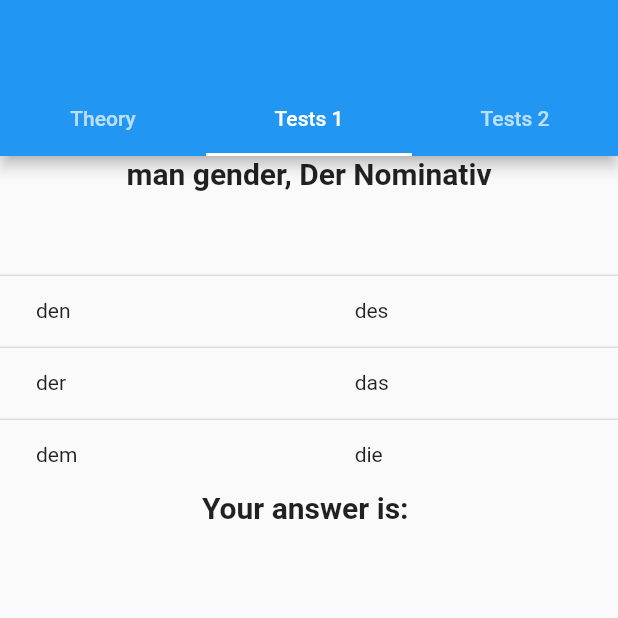
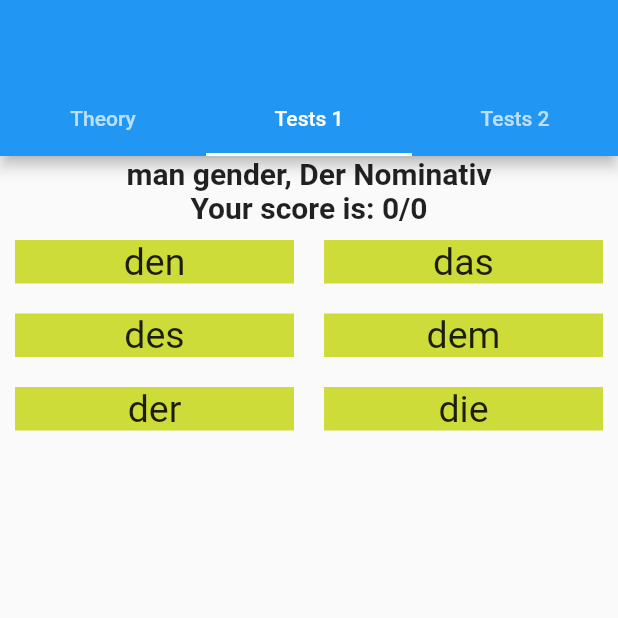
Before and after one commit to dalmans/German_words, a Flutter app: the screen it shows after launch, tab 2 chosen, on a phone screen of 412 x 824 dp, the top half of it. Run offline on Flutter 3.47's test engine with Material 2 defaults, Android fonts, the phone set to English and light mode, and no system bars.

Commit message:
changed a table for rows with containers;  put into a separate method the logic that occurs when you click on the container with the response; add counter of answers

```diff
--- a/German_words/german_cases/lib/Tests.dart
+++ b/German_words/german_cases/lib/Tests.dart
@@ -1,9 +1,15 @@
+import 'dart:io';
+
 import 'package:flutter/cupertino.dart';
 import 'package:flutter/material.dart';
 import 'package:german_cases/data.dart';
 import 'package:german_cases/random_case_maker.dart';
 import 'package:german_cases/random_gender_maker.dart';
 import 'package:german_cases/variables.dart';
+
+import 'create_list_of_answers.dart';
+
+
 
 class Tests extends StatefulWidget {
   @override
@@ -12,6 +18,9 @@ class Tests extends StatefulWidget {
 
 class _TestsState extends State<Tests> {
   String usersAnswer = "";
+  String serialNumber = "";
+  var color = Colors.lime;
+  bool flag = false;
 
   @override
   Widget build(BuildContext context) {
@@ -21,136 +30,135 @@ class _TestsState extends State<Tests> {
         '$textGender, $textCase',
         style: TextStyle(fontSize: 20, fontWeight: FontWeight.bold),
       )),
+      Center(
+          child: Text(
+        'Your score is: $counter/$numberOfAttempts',
+        style: TextStyle(fontSize: 20, fontWeight: FontWeight.bold),
+      )),
+
+      Row(
+        mainAxisAlignment: MainAxisAlignment.spaceEvenly,
+        children: [
+          SizedBox(
+            width: MediaQuery.of(context).size.width / 2,
+            child: Column(
+              mainAxisAlignment: MainAxisAlignment.spaceEvenly,
+              children: [
+                GestureDetector(
+                    onTap: () {
+                      showResult(variantOfArticle0);
+                    },
+                    child: Container(
+                        margin: const EdgeInsets.all(10.0),
+                        alignment: Alignment.center,
+                        color: color,
+                        child: Text(
+                          '$variantOfArticle0',
+                          style: TextStyle(fontSize: 25),
+                        ))),
+                GestureDetector(
+                    onTap: () {
+                      showResult(variantOfArticle1);
+                    },
+                    child: Container(
+
+                        margin: const EdgeInsets.all(10.0),
+                        alignment: Alignment.center,
+                        color: color,
+                        child: Text('$variantOfArticle1',
+                            style: TextStyle(fontSize: 25)))),
+                GestureDetector(
+                    onTap: () {
+                      showResult(variantOfArticle2);
+                    },
+                    child: Container(
+                        margin: const EdgeInsets.all(10.0),
+                        alignment: Alignment.center,
+                        color: color,
+                        child: Text('$variantOfArticle2',
+                            style: TextStyle(fontSize: 25)))),
+              ],
+            ),
+          ),
+          SizedBox(
+            width: MediaQuery.of(context).size.width / 2,
+            child: Column(
+              mainAxisAlignment: MainAxisAlignment.spaceEvenly,
+              children: [
+                GestureDetector(
+                    onTap: () {
+                      showResult(variantOfArticle3);
+                    },
+                    child: Container(
+                        margin: const EdgeInsets.all(10.0),
+                        alignment: Alignment.center,
+                        color: Colors.lime,
+                        child: Text('$variantOfArticle3',
+                            style: TextStyle(fontSize: 25)))),
+                GestureDetector(
+                    onTap: () {
+                      showResult(variantOfArticle4);
+                    },
+                    child: Container(
+                        margin: const EdgeInsets.all(10.0),
+                        alignment: Alignment.center,
+                        color: Colors.lime,
+                        child: Text('$variantOfArticle4',
+                            style: TextStyle(fontSize: 25)))),
+                GestureDetector(
+                    onTap: () {
+                      showResult(variantOfArticle5);
+                    },
+                    child: Container(
+                        margin: const EdgeInsets.all(10.0),
+                        alignment: Alignment.center,
+                        color: Colors.lime,
+                        child: Text('$variantOfArticle5',
+                            style: TextStyle(fontSize: 25)))),
+              ],
+            ),
+          )
+        ],
+      ),
+      //
       // Center(
       //     child: Text(
-      //   '$truePreposition',
+      //   'Your answer is: $usersAnswer',
       //   style: TextStyle(fontSize: 20, fontWeight: FontWeight.bold),
       // )),
-      DataTable(
-        columns: [
-          DataColumn(label: Text("")),
-          DataColumn(
-              label: Text(
-            '',
-            // style: TextStyle(fontSize: 18, fontWeight: FontWeight.bold)
-          )),
-        ],
-        rows: [
-          DataRow(cells: [
-            DataCell(
-              Text('$variantOfArticle0'),
-              onTap: (){
-                if(variantOfArticle0==truePreposition){
-                  makeQuestion();
-                  refreshArticle();
-                  setState(() {
-                    usersAnswer= "true";
-                  });
-                }
-                else{
-                  makeQuestion();
-                  refreshArticle();
-                  setState(() {
-                    usersAnswer= "false";
-                  }); }
-
-              },
-            ),
-            DataCell(
-              Text('$variantOfArticle1'),
-              onTap: () {
-                if (variantOfArticle1 == truePreposition) {
-                  makeQuestion();
-                  refreshArticle();
-                  setState(() {
-                    usersAnswer = "true";
-                  });
-                } else {
-                  makeQuestion();
-                  refreshArticle();
-                  setState(() {
-                    usersAnswer = "false";
-                  });
-                }
-              },
-            ),
-          ]),
-          DataRow(cells: [
-            DataCell(Text('$variantOfArticle2'), onTap: () {
-              if (variantOfArticle2 == truePreposition) {
-                makeQuestion();
-                refreshArticle();
-                setState(() {
-                  usersAnswer = "true";
-                });
-              } else {
-                makeQuestion();
-                refreshArticle();
-                setState(() {
-                  usersAnswer = "false";
-                });
-              }
-            }),
-            DataCell(Text('$variantOfArticle3'), onTap: () {
-              if (variantOfArticle3 == truePreposition) {
-                makeQuestion();
-                refreshArticle();
-                setState(() {
-                  usersAnswer = "true";
-                });
-              } else {
-                makeQuestion();
-                refreshArticle();
-                setState(() {
-                  usersAnswer = "false";
-                });
-              }
-            }),
-          ]),
-          DataRow(cells: [
-            DataCell(Text('$variantOfArticle4'), onTap: () {
-              if (variantOfArticle4 == truePreposition) {
-                makeQuestion();
-                refreshArticle();
-                setState(() {
-                  usersAnswer = "true";
-                });
-              } else {
-                makeQuestion();
-                refreshArticle();
-                setState(() {
-                  usersAnswer = "false";
-                });
-              }
-            }),
-            DataCell(Text('$variantOfArticle5'), onTap: () {
-              if (variantOfArticle5 == truePreposition) {
-                makeQuestion();
-                refreshArticle();
-                setState(() {
-                  usersAnswer = "true";
-                });
-              } else {
-                makeQuestion();
-                refreshArticle();
-                setState(() {
-                  usersAnswer = "false";
-                });
-              }
-            }),
-          ]),
-        ],
-      ),
-      Center(
-          child: Text(
-        'Your answer is: $usersAnswer',
-        style: TextStyle(fontSize: 20, fontWeight: FontWeight.bold),
-      )),
     ]);
-    //  throw UnimplementedError();
   }
 
-  void showResult(BuildContext context) {}
+  void showResult(variantOfArticle) async {
+    if (variantOfArticle == truePreposition) {
+      setState(() {
+        color = Colors.green;
+      });
+      makeQuestion();
+      refreshArticle();
+      await Future.delayed(const Duration(seconds: 2));
+      setState(() {
+        counter++;
+        numberOfAttempts++;
+        usersAnswer = "true2";
+        color = Colors.lime;
+      });
+    } else {
+      setState(() {
+        color = Colors.red;
+      });
+      makeQuestion();
+      refreshArticle();
+      await Future.delayed(const Duration(seconds: 2));
+      setState(() {
+        numberOfAttempts++;
+        color = Colors.lime;
+        usersAnswer = "false2";
+      });
+    }
+  }
+
+  void calculateTrueAnswers(variantOfArticle) {}
 
   void reDrawQuestion() {
     RandomGenderMaker().choseList();
--- a/German_words/german_cases/lib/variables.dart
+++ b/German_words/german_cases/lib/variables.dart
@@ -6,6 +6,8 @@ import 'create_list_of_answers.dart';
 
 String textGender = RandomGenderMaker().choseList();
 String textCase = RandomCaseMaker().choseCaseOfQuestion();
+int counter = CreateListOfAnswers().trueAnswers;
+int numberOfAttempts = CreateListOfAnswers().trueAnswers;
 
 String truePreposition =
     RandomGenderMaker().getListOfGender()[RandomCaseMaker().getIndexOfList()];
```
Also changed, not shown: German_words/german_cases/lib/create_list_of_answers.dart (+3 -6 lines).
